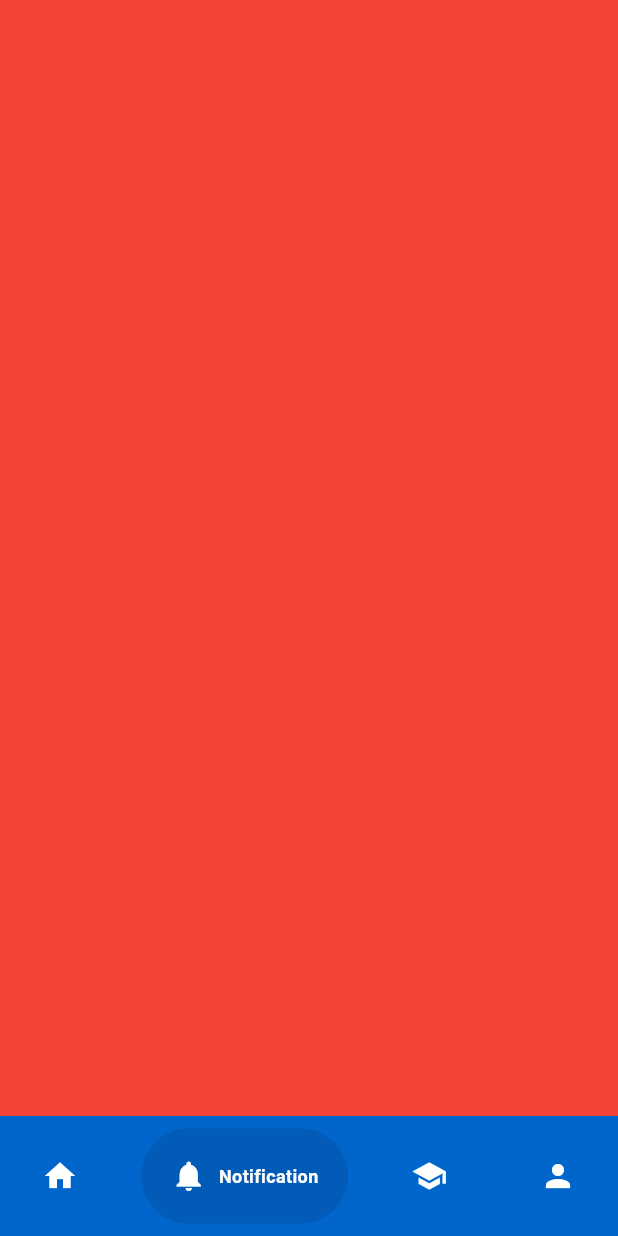
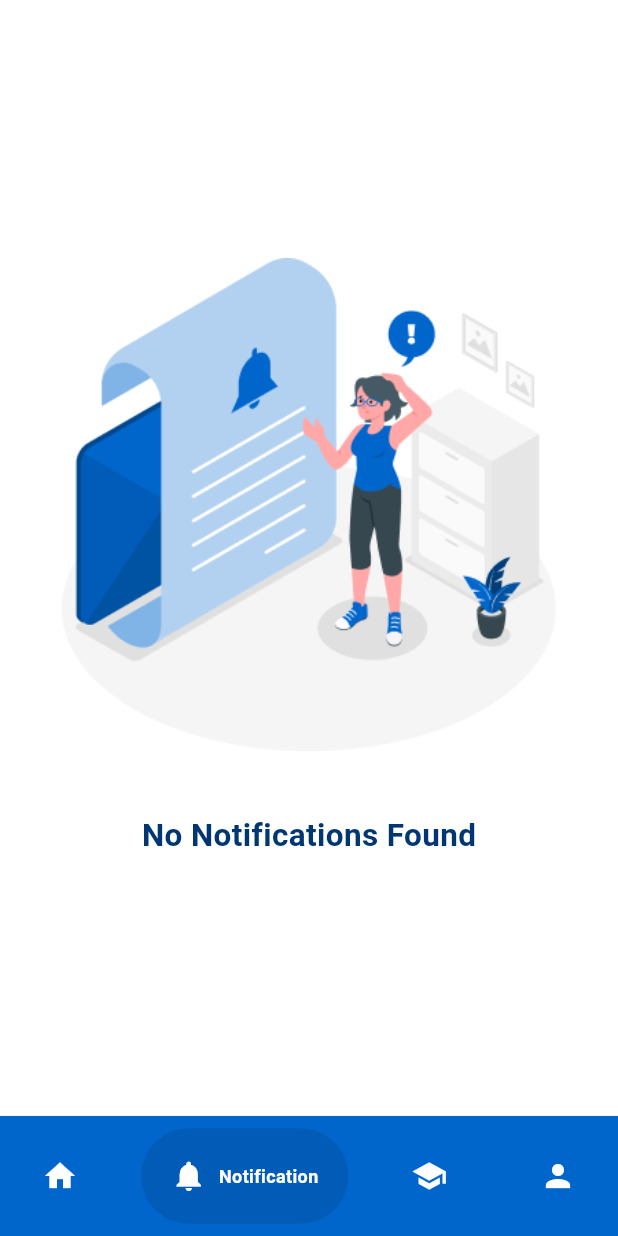
Before and after one commit to EsraaEhab153/fcit_edutrack, a Flutter app: the screen it shows after launch, item 2 of the bottom bar chosen, on a phone screen of 412 x 824 dp. Run offline on Flutter 3.47's test engine with Material 3 defaults, Android fonts, the phone set to English and light mode, and no system bars; drawn by our look-alikes of google_nav_bar; our stand-ins replace animated_splash_screen, google_fonts, lottie, page_transition.

Commit message:
finished notification screen UI

```diff
--- a/lib/screens/home_screen/notifications_screen.dart
+++ b/lib/screens/home_screen/notifications_screen.dart
@@ -1,3 +1,4 @@
+import 'package:fci_edutrack/style/my_theme_data.dart';
 import 'package:flutter/material.dart';
 
 class NotificationsScreen extends StatelessWidget {
@@ -5,8 +6,22 @@ class NotificationsScreen extends StatelessWidget {
 
   @override
   Widget build(BuildContext context) {
-    return Container(
-      color: Colors.red,
+    return Padding(
+      padding: EdgeInsets.all(MediaQuery.of(context).size.width * 0.1),
+      child: Column(
+        mainAxisAlignment: MainAxisAlignment.center,
+        children: [
+          Image.asset('assets/images/notification_logo.png',
+              width: MediaQuery.of(context).size.width * 0.8),
+          SizedBox(
+            height: MediaQuery.of(context).size.width * 0.1,
+          ),
+          Text(
+            'No Notifications Found',
+            style: MyThemeData.lightModeStyle.textTheme.titleMedium,
+          ),
+        ],
+      ),
     );
   }
 }
--- a/lib/style/my_theme_data.dart
+++ b/lib/style/my_theme_data.dart
@@ -10,8 +10,13 @@ class MyThemeData {
       fontWeight: FontWeight.bold,
       color: MyAppColors.darkBlueColor,
     ),
+    titleMedium: GoogleFonts.roboto(
+      fontSize: 21,
+      fontWeight: FontWeight.bold,
+      color: MyAppColors.darkBlueColor,
+    ),
     bodyMedium: GoogleFonts.poppins(
-      fontSize: 24,
+      fontSize: 20,
       fontWeight: FontWeight.bold,
       color: MyAppColors.blackColor,
     ),
```
Also changed, not shown: assets/images/notification_logo.png (added).
